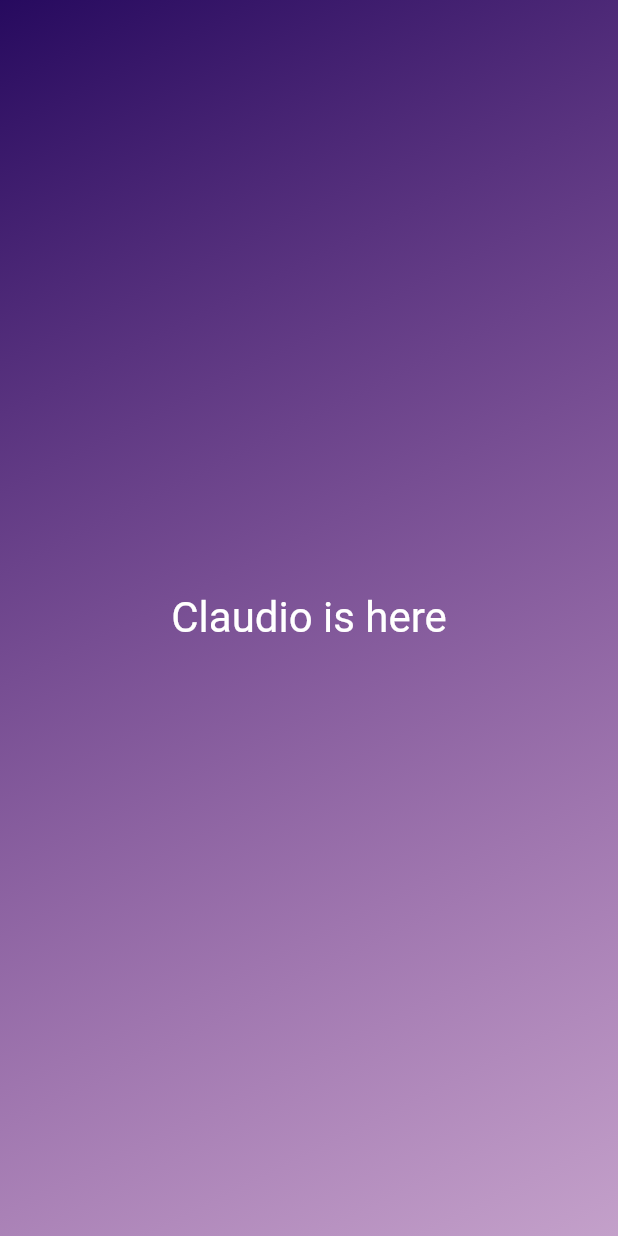
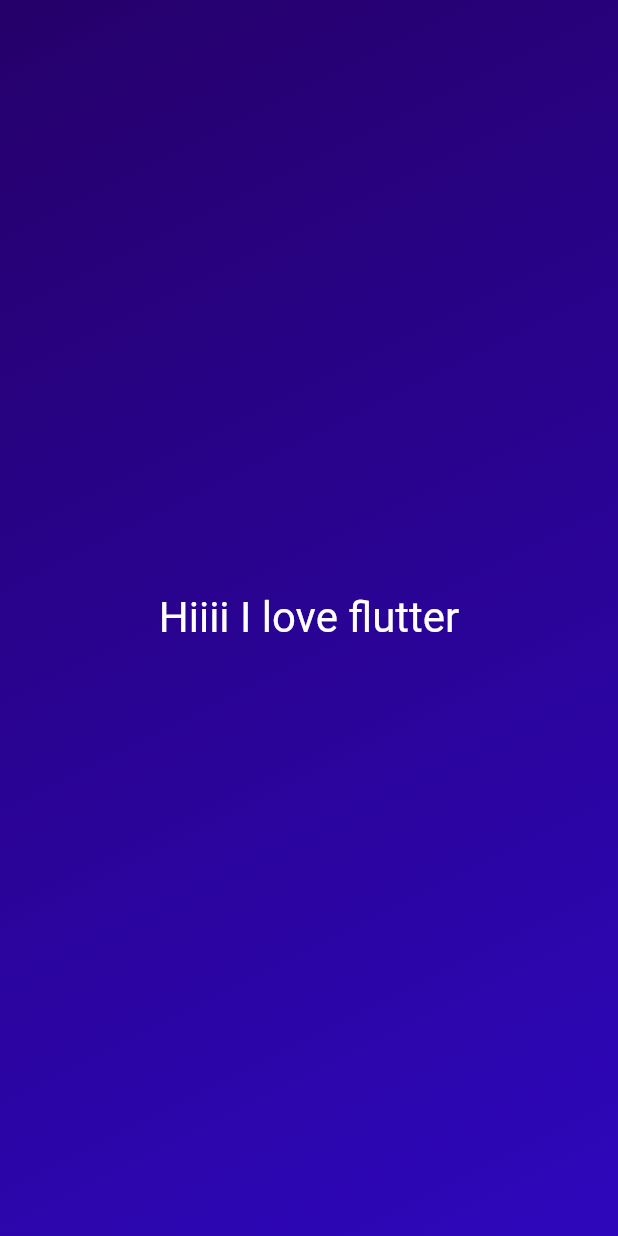
Before and after one commit to Claudioibe/learning_flutter, a Flutter app: the screen it shows after launch, on a phone screen of 412 x 824 dp. Run offline on Flutter 3.47's test engine with Material 2 defaults, Android fonts, the phone set to English and light mode, and no system bars.

```diff
--- /dev/null
+++ b/lib/gradient_container.dart
@@ -0,0 +1,32 @@
+import 'package:flutter/material.dart';
+import 'package:learn/styled_text.dart';
+
+const startAlignment = Alignment.topLeft;
+const endAlignment = Alignment.bottomRight;
+
+class GradientContainer extends StatelessWidget {
+  const GradientContainer(this.firstColor, this.secondColor, {super.key});
+
+  final Color firstColor;
+  final Color secondColor;
+
+  @override
+  Widget build(context) {
+    return Container(
+      decoration:  BoxDecoration(
+        gradient: LinearGradient(
+          colors: [
+            firstColor,
+            secondColor,
+
+          ],
+          begin: startAlignment,
+          end: endAlignment,
+        ),
+      ),
+      child: const Center(child: StyledText("Hiiii I love flutter")),
+    );
+  }
+}
+// Color.fromARGB(251, 35, 6, 92),
+          //  Color.fromARGB(96, 105, 12, 122)
--- a/lib/main.dart
+++ b/lib/main.dart
@@ -1,36 +1,11 @@
 import 'package:flutter/material.dart';
-
+import 'package:learn/gradient_container.dart';
 void main() {
   runApp(
-    MaterialApp(
+   const MaterialApp(
       home: Scaffold(
-        body: GradientContainer(),
+        body: GradientContainer(Color.fromARGB(255, 37, 0, 106), Color.fromARGB(255, 46, 7, 188)),
       ),
     ),
   );
 }
-
-class GradientContainer extends StatelessWidget {
- @override
- Widget build(context) {
-  return Container(
-          decoration: const BoxDecoration(
-            gradient: LinearGradient(
-              colors: [
-                Color.fromARGB(251, 35, 6, 92),
-                Color.fromARGB(96, 105, 12, 122)
-              ],
-              begin: Alignment.topLeft,
-              end: Alignment.bottomRight,
-            ),
-          ),
-          child: const Center(
-            child: Text(
-              'Claudio is here',
-              style: TextStyle(color: Colors.white, fontSize: 28),
-            ),
-          ),
-        );
- }
-
-}
--- /dev/null
+++ b/lib/styled_text.dart
@@ -0,0 +1,16 @@
+import 'package:flutter/material.dart';
+
+class StyledText extends StatelessWidget {
+ const StyledText(this.text, {super.key});
+
+
+  final String text;
+
+  @override
+  Widget build(BuildContext context) {
+    return Text(
+      text,
+      style: const TextStyle(color: Colors.white, fontSize: 28),
+    );
+  }
+}
```
